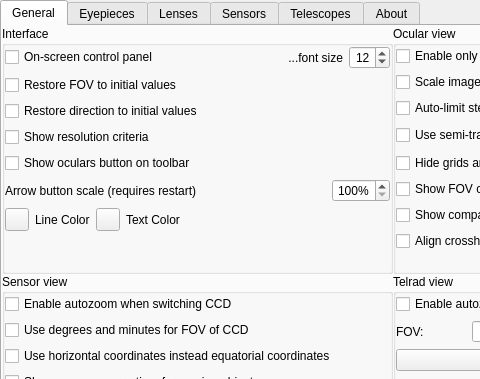
Old version of the form plugins/Oculars/src/gui/ocularDialog.ui in the repository Stellarium/stellarium; both pictures show x 0 to 480 and y 0 to 379 of the 750 by 597 pixel window.
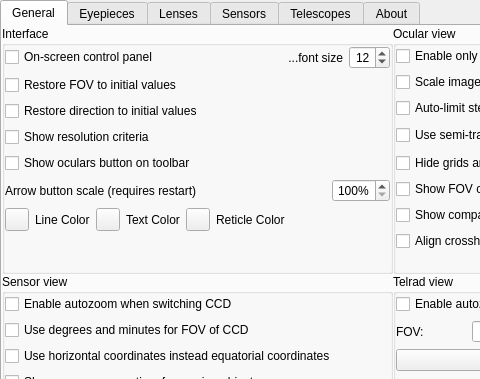
New version of the form. Icons and pictures are not drawn. Custom widgets are drawn as their Qt base class.

Commit message: Fix drawing reticle in Oculars plugin

```diff
--- a/plugins/Oculars/src/gui/ocularDialog.ui
+++ b/plugins/Oculars/src/gui/ocularDialog.ui
@@ -274,6 +274,23 @@
                  </property>
                 </widget>
                </item>
+               <item>
+                <widget class="ColorButton" name="reticleColorToolButton">
+                 <property name="toolTip">
+                  <string>Color for reticle and crosshair</string>
+                 </property>
+                 <property name="text">
+                  <string/>
+                 </property>
+                </widget>
+               </item>
+               <item>
+                <widget class="QLabel" name="reticleColorLabel">
+                 <property name="text">
+                  <string>Reticle Color</string>
+                 </property>
+                </widget>
+               </item>
                <item>
                 <spacer name="colorHorizontalSpacer">
                  <property name="orientation">
```
Left out of the diff: 7 changed lines with no effect on the pictures. The commit also changes 3 other files.
